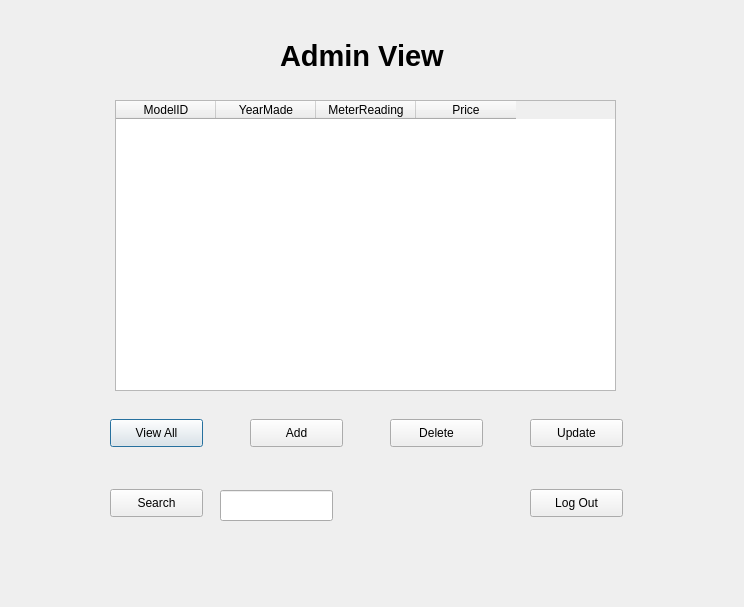
Before: the Qt Designer form userInterface/adminView.ui in Usama-Amjad/Bulldozer-Price-Prediction-with-PyQt6, drawn with Qt 5.
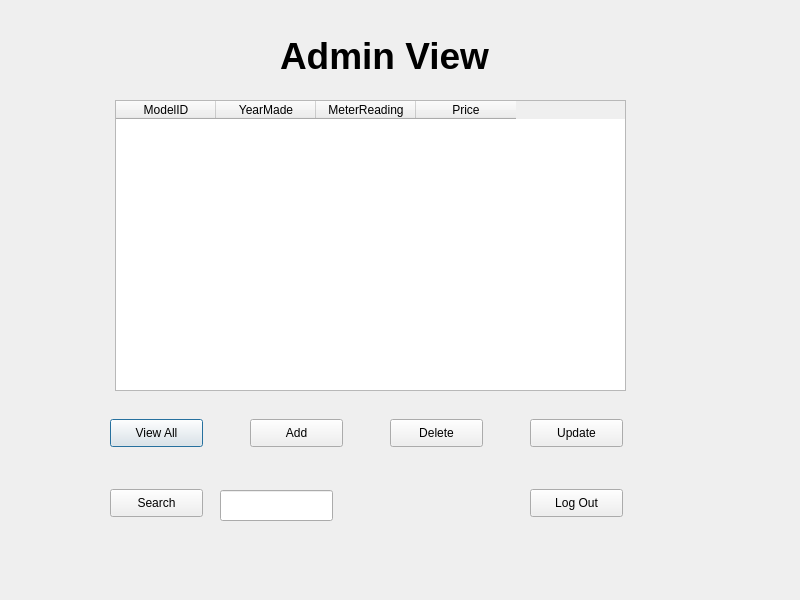
After: the same form once the commit is applied. Icons and pictures are not drawn.

The edit to the form file:
```diff
--- a/userInterface/adminView.ui
+++ b/userInterface/adminView.ui
@@ -6,8 +6,8 @@
    <rect>
     <x>0</x>
     <y>0</y>
-    <width>744</width>
-    <height>607</height>
+    <width>800</width>
+    <height>600</height>
    </rect>
   </property>
   <property name="windowTitle">
@@ -24,7 +24,7 @@
    </property>
    <property name="font">
     <font>
-     <pointsize>22</pointsize>
+     <pointsize>-1</pointsize>
      <weight>75</weight>
      <bold>true</bold>
     </font>
@@ -32,6 +32,12 @@
    <property name="tabletTracking">
     <bool>true</bool>
    </property>
+   <property name="styleSheet">
+    <string notr="true">background: transparent;
+font-weight:bold;
+color:black;
+font-size: 37px;</string>
+   </property>
    <property name="text">
     <string>Admin View</string>
    </property>
@@ -150,7 +156,7 @@
     <rect>
      <x>115</x>
      <y>100</y>
-     <width>501</width>
+     <width>511</width>
      <height>291</height>
     </rect>
    </property>
@@ -184,6 +190,29 @@
     </property>
    </column>
   </widget>
+  <widget class="QWidget" name="widget" native="true">
+   <property name="geometry">
+    <rect>
+     <x>-1</x>
+     <y>-1</y>
+     <width>801</width>
+     <height>601</height>
+    </rect>
+   </property>
+   <property name="styleSheet">
+    <string notr="true">background-image: url(C:/Users/Dell/Downloads/bulldozerBack.jfif);</string>
+   </property>
+  </widget>
+  <zorder>widget</zorder>
+  <zorder>adminView</zorder>
+  <zorder>viewAllB</zorder>
+  <zorder>updateB</zorder>
+  <zorder>add</zorder>
+  <zorder>delete_2</zorder>
+  <zorder>logOut</zorder>
+  <zorder>searchByModelId</zorder>
+  <zorder>searchID</zorder>
+  <zorder>adminTable</zorder>
  </widget>
  <resources/>
  <connections/>
```
Left out of the diff: 6 changed lines with no effect on the pictures.
